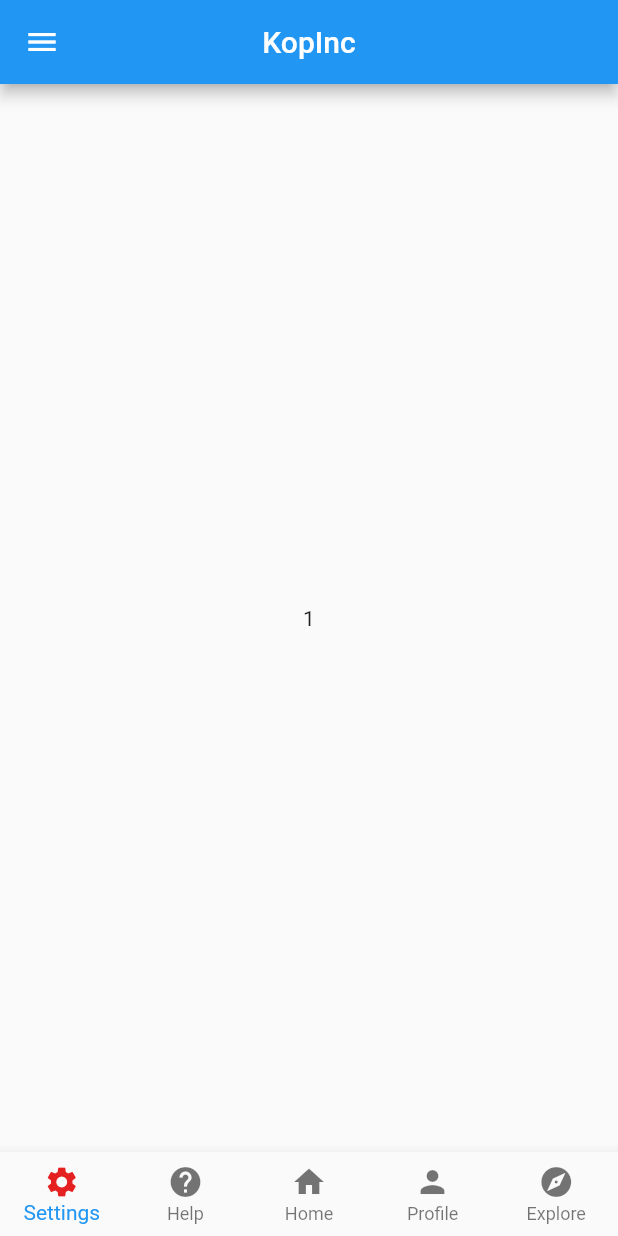
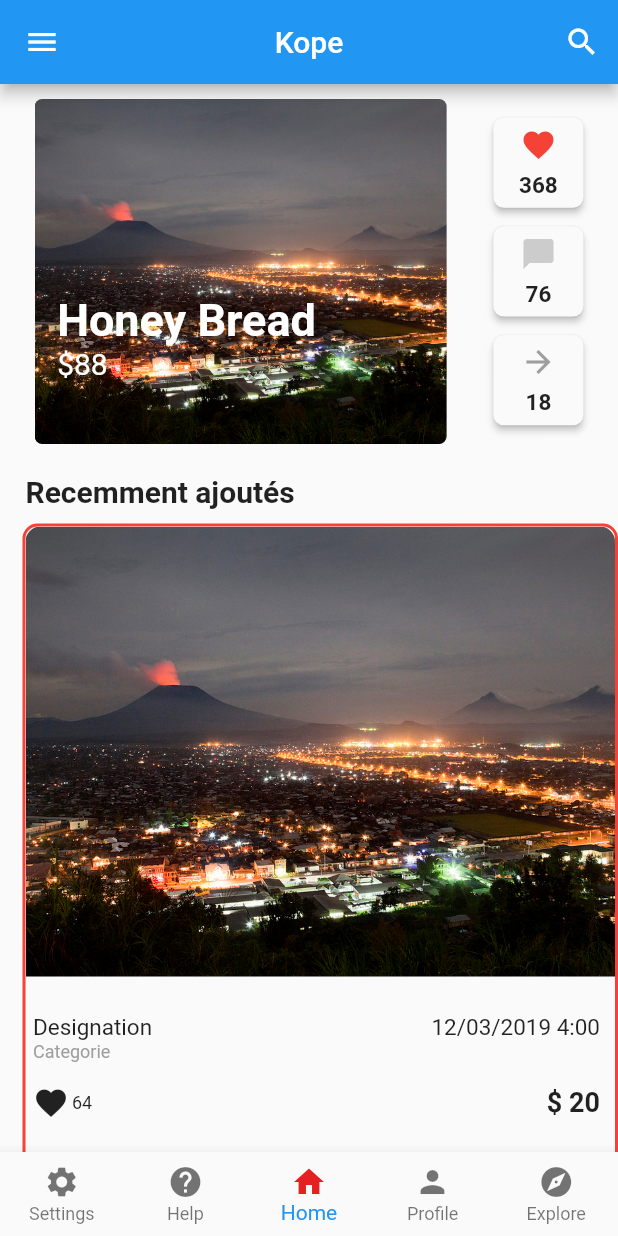
Before and after one commit to partnercloudsupport/Kope, a Flutter app: the HomeScreen screen opened by its route, on a phone screen of 412 x 824 dp. Run offline on Flutter 3.47's test engine with Material 2 defaults, Android fonts, the phone set to English and light mode, and no system bars; our stand-ins replace cloud_firestore, country_code_picker, firebase_auth, firebase_storage, image_picker, shared_preferences; missing offline and left inert: photo_manager; accounts and stored records are empty.

Commit message:
ajout de fichier item_details => affichage home

```diff
--- a/lib/pages/home/home_screen.dart
+++ b/lib/pages/home/home_screen.dart
@@ -1,3 +1,4 @@
+import 'package:kope/pages/home/item_page.dart';
 import 'package:kope/pages/widgets/categorie_menu.dart';
 import 'package:flutter/material.dart';
 import 'package:kope/utils/my_navigator.dart';
@@ -10,13 +11,14 @@ class HomeScreen extends StatefulWidget {
 class _HomeScreenState extends State<HomeScreen>
     with SingleTickerProviderStateMixin {
   TabController _controller;
-  int _index = 0;
+  int _index = 2;
 
   @override
   void initState() {
     super.initState();
     _controller = new TabController(vsync: this, length: 5);
     _controller.addListener(_handleTabSelection);
+    _controller.animateTo(_index);
   }
 
   @override
@@ -34,9 +36,17 @@ class _HomeScreenState extends State<HomeScreen>
   @override
   Widget build(BuildContext context) {
     return Scaffold(
-        appBar: new AppBar(
-          title: new Text("KopInc"),
+
+      appBar: AppBar(
+        title: Text('Kope', style: TextStyle(color: Colors.white)),
         centerTitle: true,
+        actions: <Widget>[
+          IconButton(
+          icon: Icon(Icons.search,color: Colors.white),
+          onPressed: () {},
+          color: Colors.grey,
+        ),
+        ],
       ),
         drawer: new Drawer(
           elevation: 10.0,
@@ -143,9 +153,7 @@ class _HomeScreenState extends State<HomeScreen>
           new Container(
             child: new Center(child: Text('2')),
           ),
-          new Container(
-            child: new Center(child: Text('3')),
-          ),
+          ItemDetails(),
           new Container(
             child: new Center(child: Text('...')),
           ),
--- /dev/null
+++ b/lib/pages/home/item_page.dart
@@ -0,0 +1,293 @@
+import 'package:flutter/material.dart';
+
+// class ItemDetails extends StatefulWidget {
+//   @override
+//   _ItemDetailsState createState() => _ItemDetailsState();
+// }
+
+// class _ItemDetailsState extends State<ItemDetails> {
+//   @override
+//   Widget build(BuildContext context) {
+//     return Scaffold(
+//       body: Column(
+//         children: <Widget>[
+//           Container(
+//             height: 400,
+//             child: Column(
+//               children: <Widget>[
+//                 Text('Text'),
+
+//               ],
+//             ),
+//           )
+//         ],
+//       ),
+//     );
+//   }
+// }
+
+class ItemDetails extends StatefulWidget {
+  @override
+  _MyHomePageState createState() => new _MyHomePageState();
+}
+
+class _MyHomePageState extends State<ItemDetails> {
+  @override
+  Widget build(BuildContext context) {
+    return new ListView(
+      children: <Widget>[
+        Column(
+          crossAxisAlignment: CrossAxisAlignment.start,
+          children: <Widget>[
+            Container(
+              padding: EdgeInsets.all(10.0),
+              height: 250.0,
+              child: Row(
+                mainAxisAlignment: MainAxisAlignment.spaceEvenly,
+                children: <Widget>[
+                  Column(
+                    children: <Widget>[
+                      Stack(
+                        children: <Widget>[
+                          Container(
+                            height: 230.0,
+                            width: MediaQuery.of(context).size.width -
+                                MediaQuery.of(context).size.width / 3,
+                            decoration: BoxDecoration(
+                                borderRadius: BorderRadius.circular(5.0),
+                                image: DecorationImage(
+                                    image: AssetImage('assets/images/back.jpg'),
+                                    fit: BoxFit.cover)),
+                          ),
+                          Positioned(
+                            left: 15.0,
+                            top: 130.0,
+                            child: Column(
+                              crossAxisAlignment: CrossAxisAlignment.start,
+                              children: <Widget>[
+                                Text(
+                                  'Honey Bread',
+                                  style: TextStyle(
+                                      color: Colors.white,
+                                      fontSize: 30.0,
+                                      fontWeight: FontWeight.bold),
+                                ),
+                                Text(
+                                  '\$88',
+                                  style: TextStyle(
+                                    color: Colors.white,
+                                    fontSize: 20.0,
+                                  ),
+                                )
+                              ],
+                            ),
+                          )
+                        ],
+                      )
+                    ],
+                  ),
+                  SizedBox(width: 5.0),
+                  Column(
+                    mainAxisAlignment: MainAxisAlignment.spaceEvenly,
+                    children: <Widget>[
+                      Material(
+                        borderRadius: BorderRadius.circular(7.0),
+                        elevation: 2.0,
+                        child: Container(
+                          height: 60.0,
+                          width: 60.0,
+                          decoration: BoxDecoration(
+                              borderRadius: BorderRadius.circular(7.0)),
+                          child: Column(
+                            mainAxisAlignment: MainAxisAlignment.spaceEvenly,
+                            children: <Widget>[
+                              Icon(Icons.favorite, color: Colors.red),
+                              Text(
+                                '368',
+                                style: TextStyle(
+                                    fontSize: 15.0,
+                                    fontWeight: FontWeight.bold),
+                              )
+                            ],
+                          ),
+                        ),
+                      ),
+                      Material(
+                        borderRadius: BorderRadius.circular(7.0),
+                        elevation: 2.0,
+                        child: Container(
+                          height: 60.0,
+                          width: 60.0,
+                          decoration: BoxDecoration(
+                            borderRadius: BorderRadius.circular(7.0),
+                          ),
+                          child: Column(
+                            mainAxisAlignment: MainAxisAlignment.spaceEvenly,
+                            children: <Widget>[
+                              Icon(Icons.chat_bubble,
+                                  color: Colors.grey.withOpacity(0.5)),
+                              Text(
+                                '76',
+                                style: TextStyle(
+                                    fontSize: 15.0,
+                                    fontWeight: FontWeight.bold),
+                              )
+                            ],
+                          ),
+                        ),
+                      ),
+                      Material(
+                        borderRadius: BorderRadius.circular(7.0),
+                        elevation: 2.0,
+                        child: Container(
+                          height: 60.0,
+                          width: 60.0,
+                          decoration: BoxDecoration(
+                            borderRadius: BorderRadius.circular(7.0),
+                          ),
+                          child: Column(
+                            mainAxisAlignment: MainAxisAlignment.spaceEvenly,
+                            children: <Widget>[
+                              Icon(Icons.arrow_forward, color: Colors.grey),
+                              Text(
+                                '18',
+                                style: TextStyle(
+                                    fontSize: 15.0,
+                                    fontWeight: FontWeight.bold),
+                              )
+                            ],
+                          ),
+                        ),
+                      ),
+                    ],
+                  )
+                ],
+              ),
+            ),
+            SizedBox(height: 10.0),
+            Padding(
+              padding: const EdgeInsets.only(left: 17.0),
+              child: Text(
+                'Recemment ajoutés',
+                style: TextStyle(fontSize: 20.0, fontWeight: FontWeight.bold),
+                textAlign: TextAlign.left,
+              ),
+            ),
+            SizedBox(height: 10.0),
+            GridView.count(
+              crossAxisCount: 1,
+              primary: false,
+              crossAxisSpacing: 10.0,
+              childAspectRatio: 0.85,
+              mainAxisSpacing: 10.0,
+              shrinkWrap: true,
+              children: <Widget>[
+                _buildFoodCard(
+                    'Designation', 'Categorie', 'assets/images/back.jpg', 64, 22, 1),
+                _buildFoodCard(
+                    'Designation', 'Categorie', 'assets/images/back.jpg', 64, 22, 2),
+                _buildFoodCard(
+                    'Designation', 'Categorie', 'assets/images/back.jpg', 64, 22, 3),
+                _buildFoodCard(
+                    'Designation', 'Categorie', 'assets/images/back.jpg', 64, 22, 4),
+                _buildFoodCard(
+                    'Designation', 'Categorie', 'assets/images/back.jpg', 64, 22, 5),
+                _buildFoodCard(
+                    'Designation', 'Categorie', 'assets/images/back.jpg', 64, 22, 6),
+              ],
+            ),
+            SizedBox(height: 10.0)
+          ],
+        )
+      ],
+    );
+  }
+
+  Widget _buildFoodCard(String name, String origin, String cardImage, int likes,
+      int commentCount, int cardIndex) {
+    return Padding(
+      padding: cardIndex.isEven
+          ? EdgeInsets.only(right: 15.0)
+          : EdgeInsets.only(left: 15.0),
+      child: Container(
+        height: 400.0,
+        decoration: BoxDecoration(
+            borderRadius: BorderRadius.circular(10.0),
+            border: Border.all(
+                color: Colors.red,
+                style: BorderStyle.solid,
+                width: 2.0)),
+        child: Stack(
+          children: <Widget>[
+            Column(
+              crossAxisAlignment: CrossAxisAlignment.start,
+              children: <Widget>[
+                Container(
+                  height: 300.0,
+                  decoration: BoxDecoration(
+                      borderRadius: BorderRadius.only(
+                          topLeft: Radius.circular(10.0),
+                          topRight: Radius.circular(10.0)),
+                      image: DecorationImage(
+                          image: AssetImage(cardImage), fit: BoxFit.cover)),
+                ),
+                SizedBox(height: 20.0),
+                Row(children: <Widget>[
+                  Padding(
+                  padding: const EdgeInsets.only(left: 5.0, top: 5.0),
+                  child: Text(
+                    name,
+                    style: TextStyle(
+                      fontSize: 15.0,
+                    ),
+                  ),
+                ),
+                Spacer(),
+                Padding(
+                  padding: const EdgeInsets.only(left: 5.0, top: 5.0),
+                  child: Text(
+                    '12/03/2019 4:00',
+                    style: TextStyle(
+                      fontSize: 15.0,
+                    ),
+                  ),
+                ),
+                SizedBox(width: 10.0,),
+                ],),
+                Padding(
+                  padding: const EdgeInsets.only(left: 5.0),
+                  child: Text(
+                    origin,
+                    style: TextStyle(fontSize: 12.0, color: Colors.grey),
+                  ),
+                ),
+                SizedBox(height: 5.0),
+                Padding(
+                  padding: const EdgeInsets.only(left: 5.0, top: 10.0),
+                  child: Row(
+                    children: <Widget>[
+                      Icon(
+                        Icons.favorite,
+                      ),
+                      SizedBox(width: 2.0),
+                      Text(
+                        likes.toString(),
+                        style: TextStyle(fontSize: 12.0),
+                      ),
+                      Spacer(),
+                      Text(
+                        '\$ 20',
+                        style: TextStyle(fontSize: 18.0, fontWeight: FontWeight.bold),
+                      ),
+                      SizedBox(width: 10.0,)
+                    ],
+                  ),
+                )
+              ],
+            ),
+          ],
+        ),
+      ),
+    );
+  }
+}
```
Lines whose indentation alone changed are shown as unchanged.
